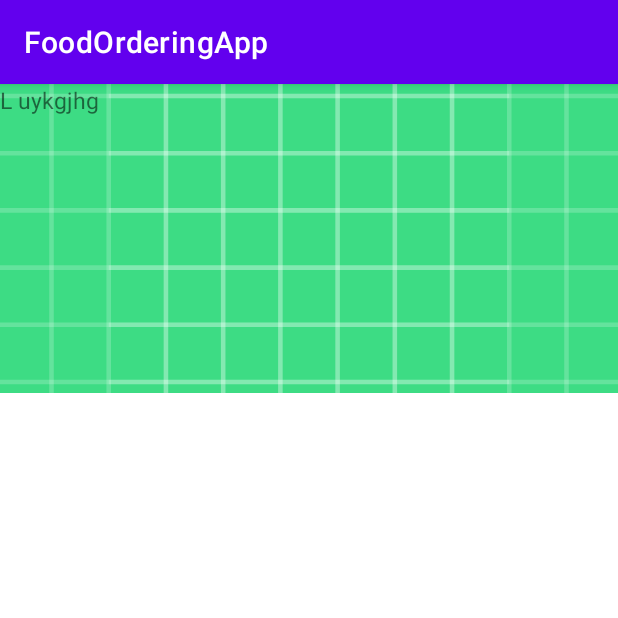
After one commit to Markus-Tai/Food-Ordering-App, an Android app: the fragment RestaurantHeader shown on its own in the app's theme, on a phone screen of 412 x 824 dp, the top half of it. The commit adds this screen. Run offline under Robolectric (Android 15) with nearby library versions, the phone set to English and light mode, and no system bars.

Commit message:
Added new classes

```diff
--- a/app/build.gradle
+++ b/app/build.gradle
@@ -33,6 +33,7 @@ dependencies {
     implementation 'androidx.appcompat:appcompat:1.2.0'
     implementation 'com.google.android.material:material:1.2.1'
     implementation 'androidx.constraintlayout:constraintlayout:2.0.4'
+    implementation 'androidx.legacy:legacy-support-v4:1.0.0'
     compile 'com.thedeanda:lorem:2.1'
     testImplementation 'junit:junit:4.+'
     androidTestImplementation 'androidx.test.ext:junit:1.1.2'
--- a/app/src/main/java/com/example/foodorderingapp/MainActivity.java
+++ b/app/src/main/java/com/example/foodorderingapp/MainActivity.java
@@ -13,7 +13,5 @@ public class MainActivity extends AppCompatActivity {
 
         Dish dishOne = new Dish("");
         System.out.println("Dish One: " + dishOne);
-
-
     }
 }
--- /dev/null
+++ b/app/src/main/java/com/example/foodorderingapp/RestaurantHeader.java
@@ -0,0 +1,32 @@
+package com.example.foodorderingapp;
+
+import android.os.Bundle;
+
+import androidx.fragment.app.Fragment;
+
+import android.view.LayoutInflater;
+import android.view.View;
+import android.view.ViewGroup;
+
+public class RestaurantHeader extends Fragment {
+    public RestaurantHeader() {
+        // Required empty public constructor
+    }
+
+    // TODO: Rename and change types and number of parameters
+    public static RestaurantHeader newInstance() {
+        RestaurantHeader fragment = new RestaurantHeader();
+        return fragment;
+    }
+
+    @Override
+    public View onCreateView(LayoutInflater inflater, ViewGroup container,
+                             Bundle savedInstanceState) {
+        // Inflate the layout for this fragment
+        setupXML();
+        return inflater.inflate(R.layout.fragment_restaurant_header, container, false);
+    }
+    private void setupXML() {
+
+    }
+}
--- /dev/null
+++ b/app/src/main/res/layout/fragment_restaurant_header.xml
@@ -0,0 +1,61 @@
+<?xml version="1.0" encoding="utf-8"?>
+<androidx.constraintlayout.widget.ConstraintLayout xmlns:android="http://schemas.android.com/apk/res/android"
+    xmlns:tools="http://schemas.android.com/tools"
+    android:layout_width="match_parent"
+    android:layout_height="match_parent"
+    xmlns:app="http://schemas.android.com/apk/res-auto"
+    tools:context=".RestaurantHeader">
+
+<ImageView
+    android:id="@+id/image_restaurant"
+    android:layout_width="match_parent"
+    android:layout_height="0dp"
+    android:scaleType="centerCrop"
+    app:layout_constraintDimensionRatio="2:1"
+    app:layout_constraintTop_toTopOf="parent"
+    app:layout_constraintLeft_toLeftOf="parent"
+    app:layout_constraintRight_toRightOf="parent"
+    android:src="@drawable/ic_launcher_background"
+    android:contentDescription=""/>
+
+    <LinearLayout
+        app:layout_constraintTop_toTopOf="@id/image_restaurant"
+        android:orientation="vertical"
+        app:layout_constraintLeft_toLeftOf="parent"
+        app:layout_constraintRight_toRightOf="parent"
+        android:layout_width="match_parent"
+        android:layout_height="match_parent">
+
+    <TextView
+        android:id="@+id/text_name"
+        android:layout_width="match_parent"
+        android:layout_height="match_parent"
+        android:text="L uykgjhg"
+        android:textSize="15sp"/>
+    <TextView
+        android:id="@+id/text_description"
+        android:layout_width="match_parent"
+        android:layout_height="match_parent"
+        android:text="gkjhghjg"
+        android:textSize="15sp"/>
+
+    <TextView
+        android:id="@+id/text_street_name"
+        android:layout_width="wrap_content"
+        android:layout_height="wrap_content"
+        android:text="L champ"
+        android:textSize="15sp"/>
+    <TextView
+        android:id="@+id/text_city"
+        android:layout_width="wrap_content"
+        android:layout_height="wrap_content"
+        android:text="L champ"
+        android:textSize="15sp"/>
+    <TextView
+        android:id="@+id/text_number"
+        android:layout_width="wrap_content"
+        android:layout_height="wrap_content"
+        android:text="L champ"
+        android:textSize="15sp"/>
+    </LinearLayout>
+</androidx.constraintlayout.widget.ConstraintLayout>
--- a/app/src/main/res/values/strings.xml
+++ b/app/src/main/res/values/strings.xml
@@ -1,3 +1,5 @@
 <resources>
     <string name="app_name">FoodOrderingApp</string>
+    <!-- TODO: Remove or change this placeholder text -->
+    <string name="hello_blank_fragment">Hello blank fragment</string>
 </resources>
```
Also changed, not shown: app/src/main/java/com/example/foodorderingapp/Cart.java (added, +75 -0 lines), app/src/main/java/com/example/foodorderingapp/Restaurant.java (added, +37 -0 lines), app/src/main/res/layout/activity_main.xml (+10 -10 lines).
